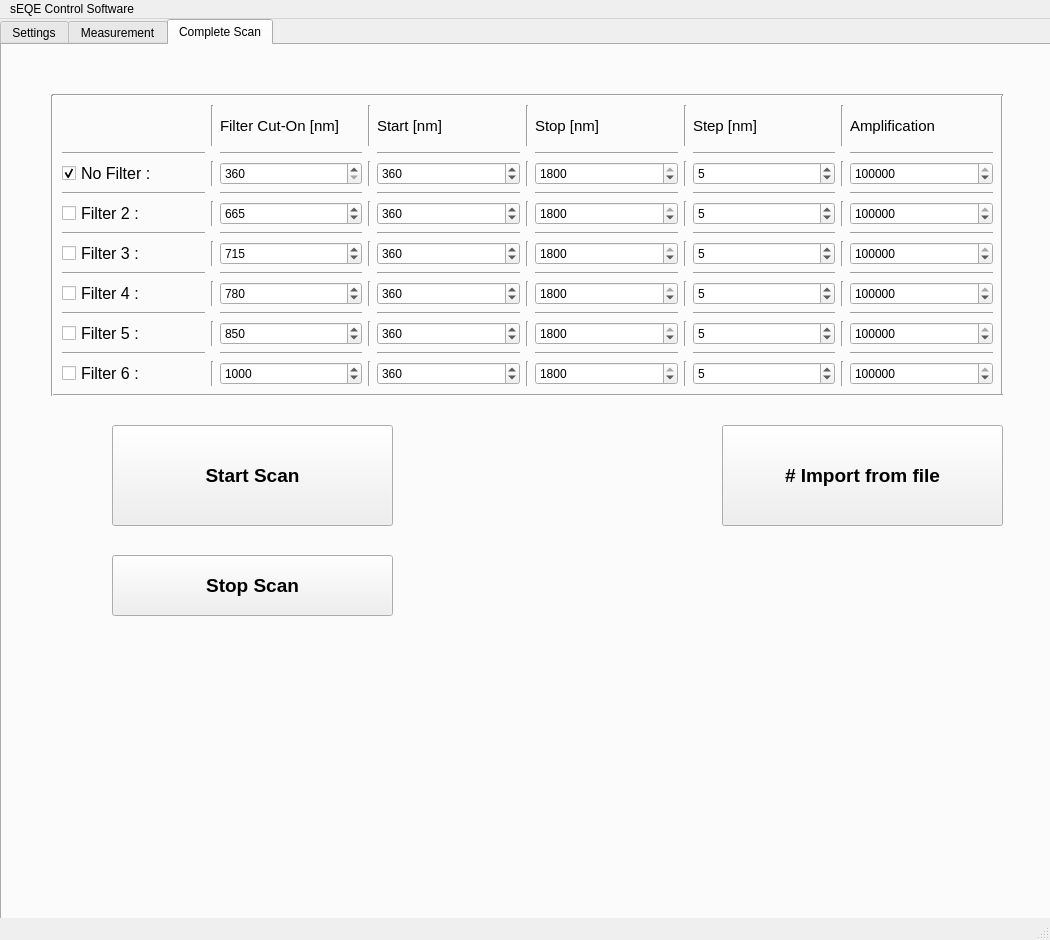
mzjswjz/sEQE-Setup_Mac, file GUI_V3.ui: the form before one commit.
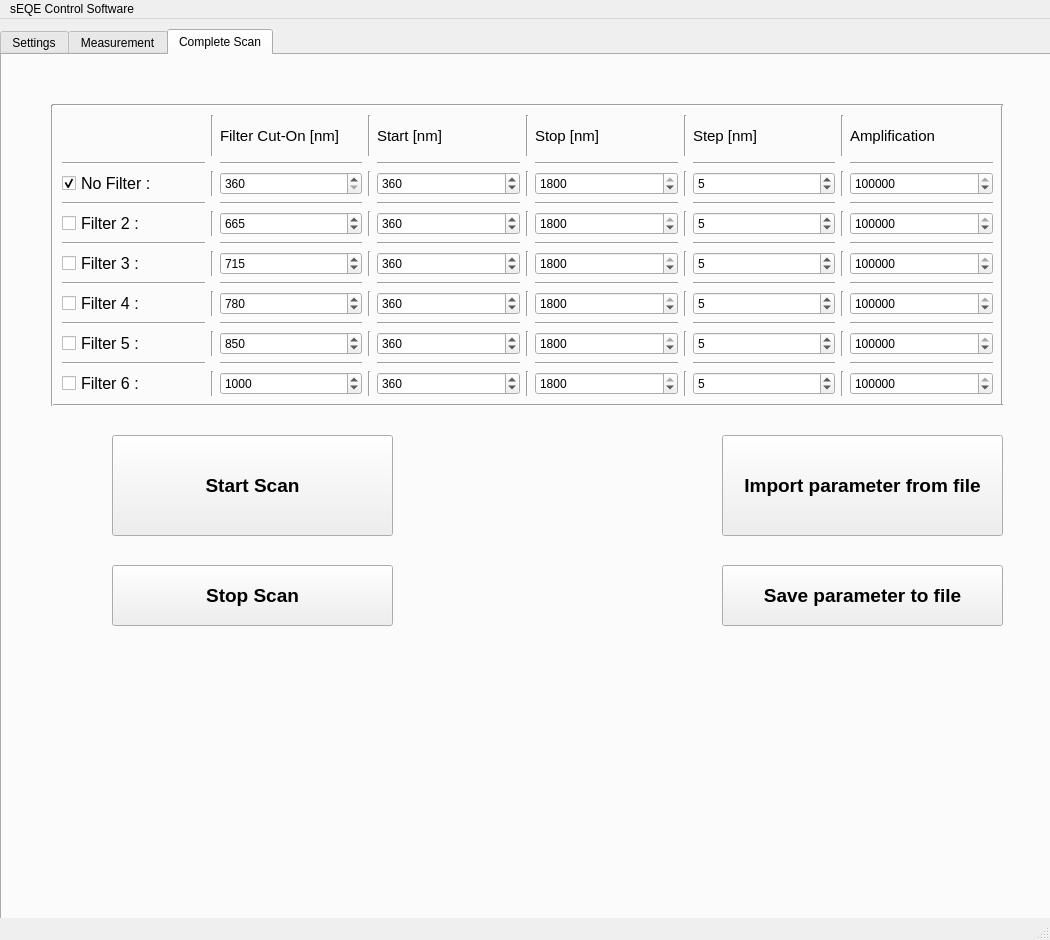
The form after the commit. The open tabs and pages were chosen to show the change. Icons and pictures are not drawn.

Commit message:
Finished save measurement parameter function
Implemented loading and saving now with pandas instead of tkinter

What changed in the file:
```diff
--- a/GUI_V3.ui
+++ b/GUI_V3.ui
@@ -21,7 +21,7 @@
     <property name="geometry">
      <rect>
       <x>0</x>
-      <y>0</y>
+      <y>10</y>
       <width>1051</width>
       <height>901</height>
      </rect>
@@ -4758,7 +4758,27 @@
        </font>
       </property>
       <property name="text">
-       <string># Import from file</string>
+       <string>Import parameter from file</string>
+      </property>
+     </widget>
+     <widget class="QPushButton" name="save_to_file">
+      <property name="geometry">
+       <rect>
+        <x>720</x>
+        <y>510</y>
+        <width>281</width>
+        <height>61</height>
+       </rect>
+      </property>
+      <property name="font">
+       <font>
+        <pointsize>14</pointsize>
+        <weight>75</weight>
+        <bold>true</bold>
+       </font>
+      </property>
+      <property name="text">
+       <string>Save parameter to file</string>
       </property>
      </widget>
     </widget>
```
Left out of the diff: 4 changed lines with no effect on the pictures. The commit also changes 2 other files.
